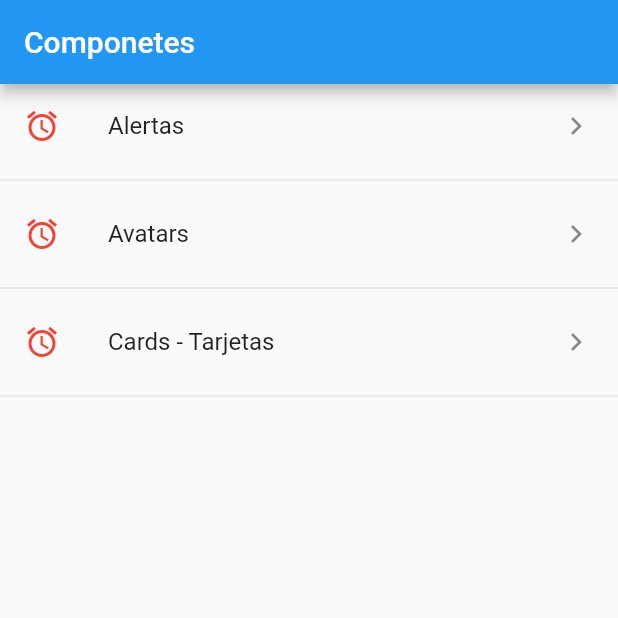
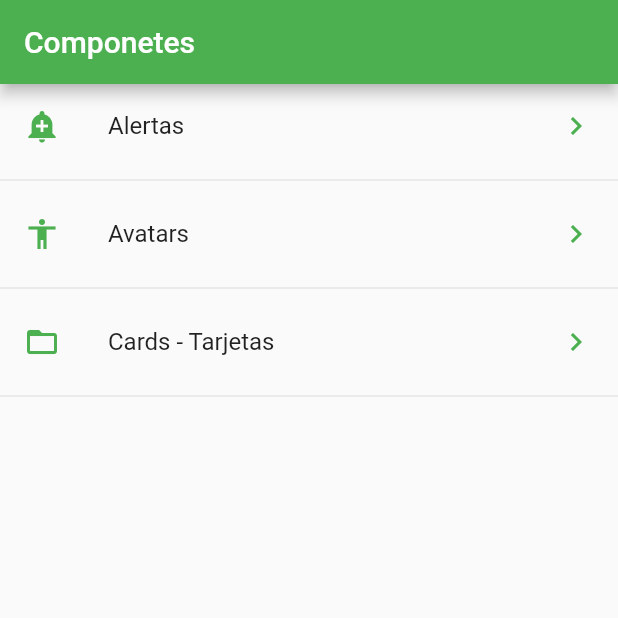
Before and after one commit to Jhonsebas77/udemy-flutter-components, a Flutter app: the screen it shows after launch, on a phone screen of 412 x 824 dp, the top half of it. Run offline on Flutter 3.47's test engine with Material 2 defaults, Android fonts, the phone set to English and light mode, and no system bars.

Commit message:
Read and show the icon dynamic from JSON

```diff
--- a/lib/src/page/home_page.dart
+++ b/lib/src/page/home_page.dart
@@ -1,5 +1,6 @@
 import 'package:flutter/material.dart';
 import 'package:flutter_components_udemy/src/providers/menu_provider.dart';
+import 'package:flutter_components_udemy/src/utils/icon_string_util.dart';
 
 class HomePage extends StatelessWidget {
   const HomePage({Key key}) : super(key: key);
@@ -9,6 +10,7 @@ class HomePage extends StatelessWidget {
     return Scaffold(
       appBar: AppBar(
         title: Text('Componetes'),
+        backgroundColor: Colors.green,
       ),
       body: _buildList(),
     );
@@ -38,12 +40,12 @@ class HomePage extends StatelessWidget {
         title: Text(
           element['texto'],
         ),
-        leading: Icon(
-          Icons.access_alarm,
-          color: Colors.red,
+        leading: getIcon(
+          element['icon'],
         ),
         trailing: Icon(
           Icons.keyboard_arrow_right_outlined,
+          color: Colors.green,
         ),
       );
       options
--- /dev/null
+++ b/lib/src/utils/icon_string_util.dart
@@ -0,0 +1,12 @@
+import 'package:flutter/material.dart';
+
+final _icons = <String, IconData>{
+  'add_alert': Icons.add_alert,
+  'accessibility': Icons.accessibility,
+  'folder_open': Icons.folder_open,
+};
+
+Icon getIcon(String nameIcon) => Icon(
+      _icons[nameIcon],
+      color: Colors.green,
+    );
```
